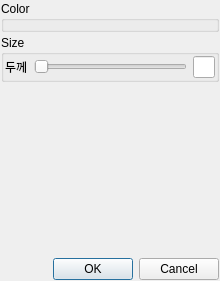
First picture: the form in ToolBtn/setbrushwidget.ui, repository smoothie316/Qt, before the edit.
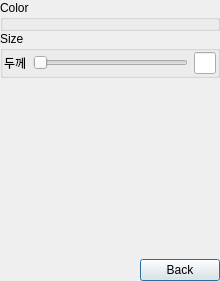
Second picture: the form after the edit.

```diff
--- a/ToolBtn/setbrushwidget.ui
+++ b/ToolBtn/setbrushwidget.ui
@@ -21,22 +21,19 @@
   </property>
   <layout class="QGridLayout" name="gridLayout">
    <property name="leftMargin">
-    <number>1</number>
+    <number>0</number>
    </property>
    <property name="topMargin">
-    <number>1</number>
+    <number>0</number>
    </property>
    <property name="rightMargin">
-    <number>1</number>
+    <number>0</number>
    </property>
    <property name="bottomMargin">
-    <number>1</number>
+    <number>0</number>
    </property>
-   <property name="horizontalSpacing">
-    <number>1</number>
-   </property>
-   <property name="verticalSpacing">
-    <number>3</number>
+   <property name="spacing">
+    <number>0</number>
    </property>
    <item row="0" column="0">
     <widget class="QGroupBox" name="ColorBox">
@@ -100,16 +97,6 @@
      </layout>
     </widget>
    </item>
-   <item row="3" column="0">
-    <widget class="QDialogButtonBox" name="buttonBox">
-     <property name="orientation">
-      <enum>Qt::Horizontal</enum>
-     </property>
-     <property name="standardButtons">
-      <set>QDialogButtonBox::Cancel|QDialogButtonBox::Ok</set>
-     </property>
-    </widget>
-   </item>
    <item row="2" column="0">
     <spacer name="verticalSpacer">
      <property name="orientation">
@@ -123,6 +110,30 @@
      </property>
     </spacer>
    </item>
+   <item row="3" column="0">
+    <layout class="QHBoxLayout" name="horizontalLayout">
+     <item>
+      <spacer name="horizontalSpacer">
+       <property name="orientation">
+        <enum>Qt::Horizontal</enum>
+       </property>
+       <property name="sizeHint" stdset="0">
+        <size>
+         <width>40</width>
+         <height>20</height>
+        </size>
+       </property>
+      </spacer>
+     </item>
+     <item>
+      <widget class="QPushButton" name="pushButton">
+       <property name="text">
+        <string>Back</string>
+       </property>
+      </widget>
+     </item>
+    </layout>
+   </item>
   </layout>
  </widget>
  <resources/>
```
Left out of the diff: 35 changed lines with no effect on the pictures.
